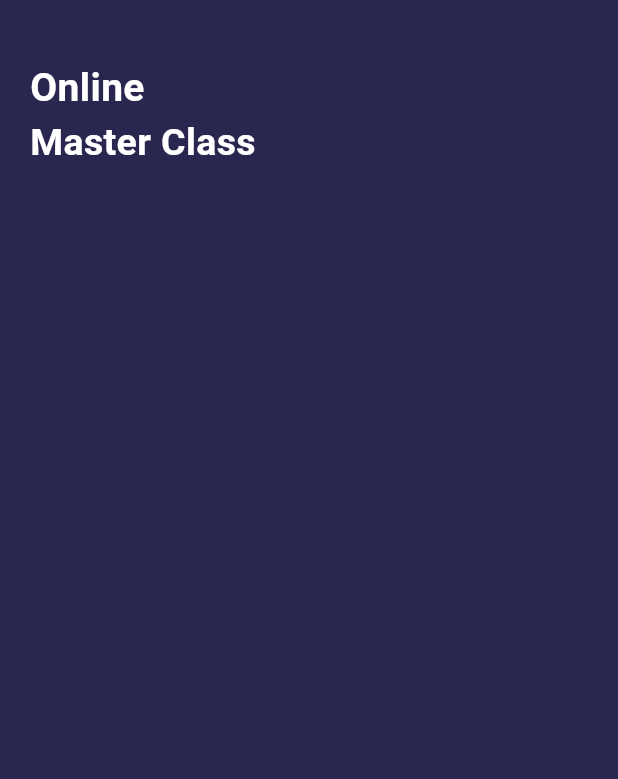
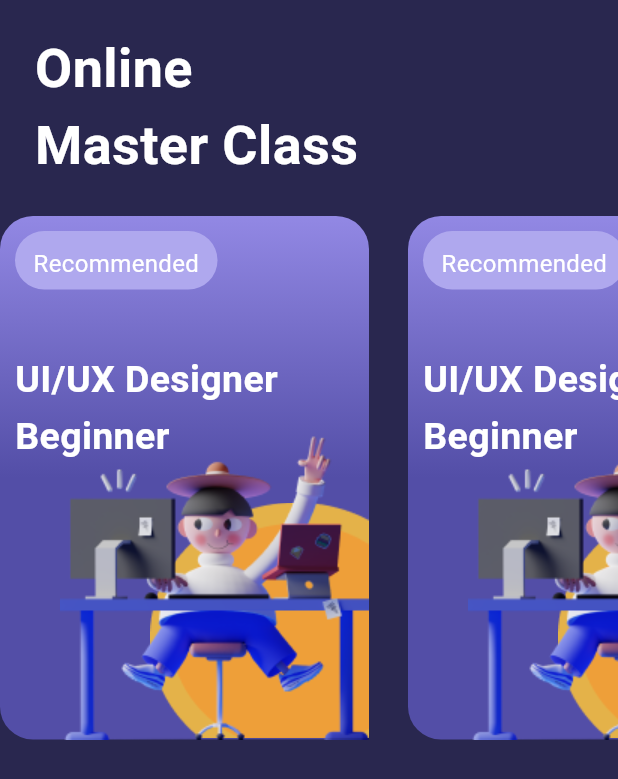
Before and after one commit to Krt-dev/Online_Course_appUI, a Flutter app: the screen it shows after launch, on a phone screen of 412 x 824 dp. Shown: the top 779 px of the screen. Run offline on Flutter 3.47's test engine with Material 2 defaults, Android fonts, the phone set to English and light mode, and no system bars.

Commit message:
implemented sidescroll widgets

```diff
--- a/online_app_ui_project/lib/main.dart
+++ b/online_app_ui_project/lib/main.dart
@@ -40,20 +40,121 @@
   @override
   Widget build(BuildContext context) {
 
-    return const Scaffold(
-      backgroundColor: Color.fromRGBO(41, 39, 79, 1),
+    return  Scaffold(
+      backgroundColor: const Color.fromRGBO(41, 39, 79, 1),
       body:Column(
         children: [
-          Padding(
-            padding: EdgeInsets.only(top: 20, left: 20),
+          const Padding(
+            padding: EdgeInsets.only(top: 20, right: 150),
             child: Column(
-            crossAxisAlignment: CrossAxisAlignment.start,
-            children: [SizedBox(height: 20,),
-              Text('Online', style: TextStyle(fontWeight: FontWeight.bold, fontSize: 26, color: Colors.white,fontFamily: 'Roboto'),),
-              Text('Master Class', style: TextStyle(fontWeight: FontWeight.bold, fontSize: 25,color: Colors.white,fontFamily: 'Roboto'),),
+              crossAxisAlignment: CrossAxisAlignment.start,
+            children: [
+              Text('Online', style: TextStyle(fontWeight: FontWeight.bold, fontSize: 36, color: Colors.white,fontFamily: 'Roboto'),),
+              Text('Master Class', style: TextStyle(fontWeight: FontWeight.bold, fontSize: 36,color: Colors.white,fontFamily: 'Roboto'),),
             ],
                   ),
           ),
+          const SizedBox(height: 22),
+           SingleChildScrollView(
+            scrollDirection: Axis.horizontal,
+            child: Row(
+              children: [
+                Stack(
+                  children: [
+                    Container( //violet edge box
+                    height: 349,
+                    width: 246,
+                    decoration:  BoxDecoration(gradient: const LinearGradient(colors: [
+                      Color(0xff9288E4),
+                      Color(0xff534EA7)
+                    ], begin: Alignment(0, -1), end: Alignment(0, 0)), borderRadius: BorderRadius.circular(22)),
+                    child: Column(
+                    crossAxisAlignment: CrossAxisAlignment.start,
+                      children: [
+                        Padding( //Recommended button
+                          padding: const EdgeInsets.all(10.0),
+                          child: Container(
+                            height: 39,
+                            width: 135,
+                            decoration: BoxDecoration(borderRadius: BorderRadius.circular(36), color:const Color(0xffAFA8EE) ),
+                            child: const Padding(
+                              padding: EdgeInsets.all(10),
+                              child: Center(child: Text('Recommended',style: TextStyle(fontSize: 16, fontFamily: 'Roboto',color: Colors.white),)),
+                            ),
+                          ),
+                        ),
+                        const SizedBox(height: 16),
+                        const Padding(
+                          padding: EdgeInsets.only(top: 16, left: 10),
+                          child: Text('UI/UX Designer', style: TextStyle(fontFamily: 'Roboto', fontSize: 25, fontWeight: FontWeight.bold, color: Colors.white)),
+                        ),
+                         const Padding(
+                          padding: EdgeInsets.only(top: 2, left: 10),
+                          child: Text('Beginner', style: TextStyle(fontFamily: 'Roboto', fontSize: 25, fontWeight: FontWeight.bold, color: Colors.white)),
+                        ),
+                      ],
+                    ),
+                  ),
+                  Positioned(
+                    top: 70,
+                    left: 40,child: Stack(children: [
+                      Positioned(
+                        top: 121,
+                        left: 60,
+                        child: Image.asset('assets/images/Ellipse 1.png')),
+                      Image.asset('assets/images/Saly-10.png')]),
+                  ),]
+                ),
+                const SizedBox(width: 26),
+                Stack(
+                  children: [
+                    Container( //violet edge box
+                    height: 349,
+                    width: 246,
+                    decoration:  BoxDecoration(gradient: const LinearGradient(colors: [
+                      Color(0xff9288E4),
+                      Color(0xff534EA7)
+                    ], begin: Alignment(0, -1), end: Alignment(0, 0)), borderRadius: BorderRadius.circular(22)),
+                    child: Column(
+                    crossAxisAlignment: CrossAxisAlignment.start,
+                      children: [
+                        Padding( //Recommended button
+                          padding: const EdgeInsets.all(10.0),
+                          child: Container(
+                            height: 39,
+                            width: 135,
+                            decoration: BoxDecoration(borderRadius: BorderRadius.circular(36), color:const Color(0xffAFA8EE) ),
+                            child: const Padding(
+                              padding: EdgeInsets.all(10),
+                              child: Center(child: Text('Recommended',style: TextStyle(fontSize: 16, fontFamily: 'Roboto',color: Colors.white),)),
+                            ),
+                          ),
+                        ),
+                        const SizedBox(height: 16),
+                        const Padding(
+                          padding: EdgeInsets.only(top: 16, left: 10),
+                          child: Text('UI/UX Designer', style: TextStyle(fontFamily: 'Roboto', fontSize: 25, fontWeight: FontWeight.bold, color: Colors.white)),
+                        ),
+                         const Padding(
+                          padding: EdgeInsets.only(top: 2, left: 10),
+                          child: Text('Beginner', style: TextStyle(fontFamily: 'Roboto', fontSize: 25, fontWeight: FontWeight.bold, color: Colors.white)),
+                        ),
+                      ],
+                    ),
+                  ),
+                  Positioned(
+                    top: 70,
+                    left: 40,child: Stack(children: [
+                      Positioned(
+                        top: 121,
+                        left: 60,
+                        child: Image.asset('assets/images/Ellipse 1.png')),
+                      Image.asset('assets/images/Saly-10.png')]),
+                  ),]
+                ),
+              ],
+            ),
+          )
         ],
       ),
 
--- a/online_app_ui_project/pubspec.yaml
+++ b/online_app_ui_project/pubspec.yaml
@@ -60,7 +60,7 @@ flutter:
 
   # To add assets to your application, add an assets section, like this:
   assets:
-    - assets/images
+    - assets/images/
 
   # An image asset can refer to one or more resolution-specific "variants", see
   # https://flutter.dev/assets-and-images/#resolution-aware
```
Also changed, not shown: online_app_ui_project/assets/images/Ellipse 1.png (added).
